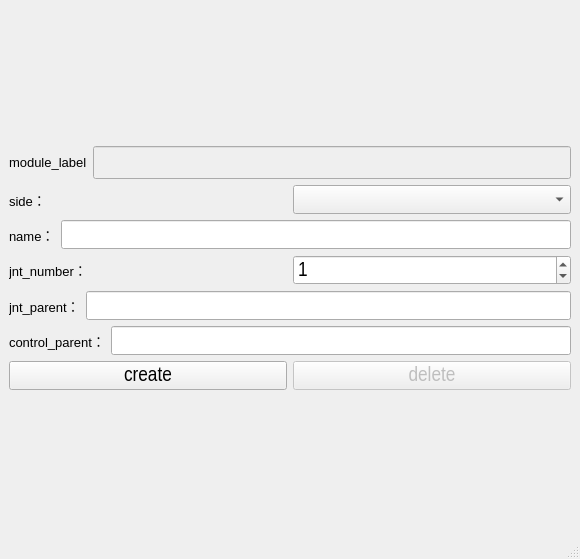
Before: the Qt Designer form bind/ui/widget/base_ui.ui in MuZiMuZi/muziToolset, drawn with Qt 5.
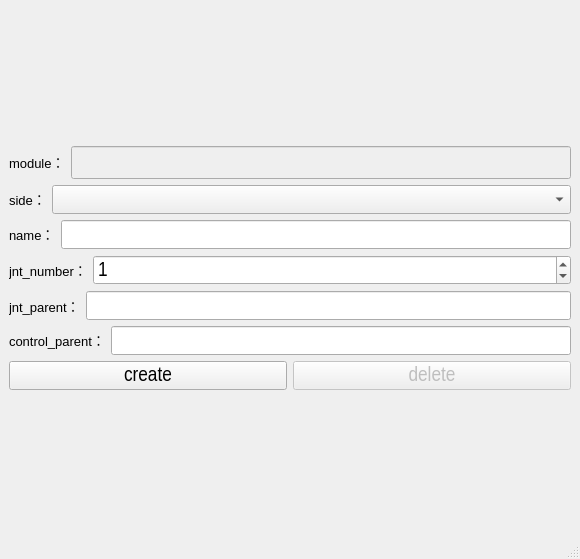
After: the same form once the commit is applied.

Commit message: 重新优化base_ui的组件缩放策略，用来优化界面显示

Patch:
```diff
--- a/bind/ui/widget/base_ui.ui
+++ b/bind/ui/widget/base_ui.ui
@@ -21,6 +21,12 @@
        <layout class="QHBoxLayout" name="horizontalLayout">
         <item>
          <widget class="QLabel" name="label">
+          <property name="sizePolicy">
+           <sizepolicy hsizetype="Fixed" vsizetype="Fixed">
+            <horstretch>0</horstretch>
+            <verstretch>0</verstretch>
+           </sizepolicy>
+          </property>
           <property name="font">
            <font>
             <pointsize>10</pointsize>
@@ -34,7 +40,7 @@
            <enum>Qt::LeftToRight</enum>
           </property>
           <property name="text">
-           <string>module_label</string>
+           <string>module：</string>
           </property>
           <property name="alignment">
            <set>Qt::AlignLeading|Qt::AlignLeft|Qt::AlignVCenter</set>
@@ -59,6 +65,12 @@
        <layout class="QHBoxLayout" name="horizontalLayout_2">
         <item>
          <widget class="QLabel" name="side_label">
+          <property name="sizePolicy">
+           <sizepolicy hsizetype="Fixed" vsizetype="Fixed">
+            <horstretch>0</horstretch>
+            <verstretch>0</verstretch>
+           </sizepolicy>
+          </property>
           <property name="font">
            <font>
             <pointsize>10</pointsize>
@@ -86,6 +98,12 @@
         </item>
         <item>
          <widget class="QComboBox" name="side_cbox">
+          <property name="sizePolicy">
+           <sizepolicy hsizetype="Preferred" vsizetype="Fixed">
+            <horstretch>0</horstretch>
+            <verstretch>0</verstretch>
+           </sizepolicy>
+          </property>
           <property name="font">
            <font>
             <family>Arial Narrow</family>
@@ -102,6 +120,12 @@
        <layout class="QHBoxLayout" name="horizontalLayout_3">
         <item>
          <widget class="QLabel" name="label_4">
+          <property name="sizePolicy">
+           <sizepolicy hsizetype="Fixed" vsizetype="Fixed">
+            <horstretch>0</horstretch>
+            <verstretch>0</verstretch>
+           </sizepolicy>
+          </property>
           <property name="font">
            <font>
             <pointsize>10</pointsize>
@@ -137,6 +161,12 @@
        <layout class="QHBoxLayout" name="horizontalLayout_4">
         <item>
          <widget class="QLabel" name="label_5">
+          <property name="sizePolicy">
+           <sizepolicy hsizetype="Fixed" vsizetype="Fixed">
+            <horstretch>0</horstretch>
+            <verstretch>0</verstretch>
+           </sizepolicy>
+          </property>
           <property name="font">
            <font>
             <pointsize>10</pointsize>
@@ -210,6 +240,12 @@
        <layout class="QHBoxLayout" name="horizontalLayout_6">
         <item>
          <widget class="QLabel" name="label_7">
+          <property name="sizePolicy">
+           <sizepolicy hsizetype="Fixed" vsizetype="Fixed">
+            <horstretch>0</horstretch>
+            <verstretch>0</verstretch>
+           </sizepolicy>
+          </property>
           <property name="font">
            <font>
             <pointsize>10</pointsize>
```
Left out of the diff: 3 changed lines with no effect on the pictures. The commit also changes 2 other files.
